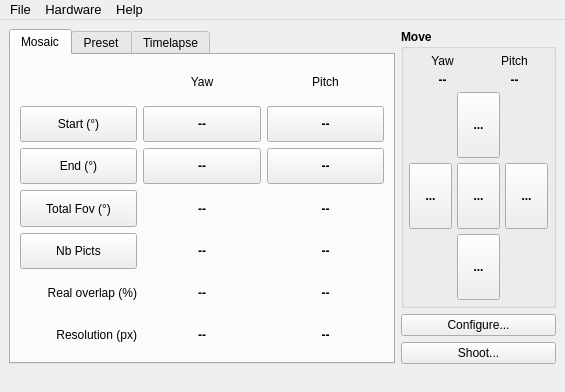
bingostar89/Papywizard, file papywizard/view/mainWindow.ui: the form before one commit.
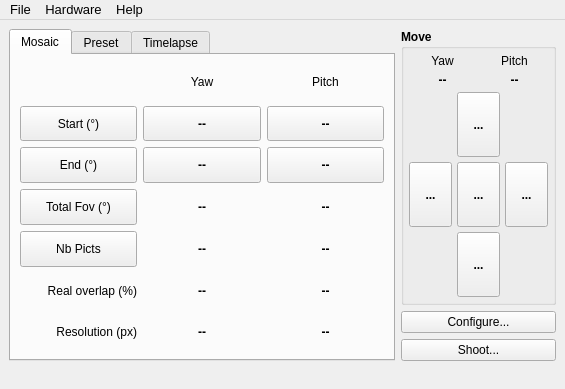
The form after the commit. Icons and pictures are not drawn.

```diff
--- a/papywizard/view/mainWindow.ui
+++ b/papywizard/view/mainWindow.ui
@@ -6,7 +6,7 @@
     <x>0</x>
     <y>0</y>
     <width>565</width>
-    <height>392</height>
+    <height>389</height>
    </rect>
   </property>
   <property name="minimumSize" >
```
